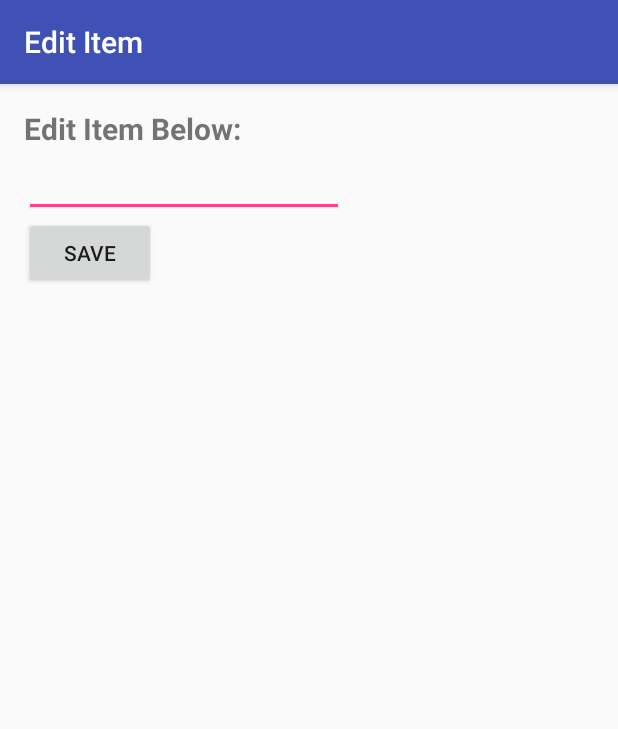
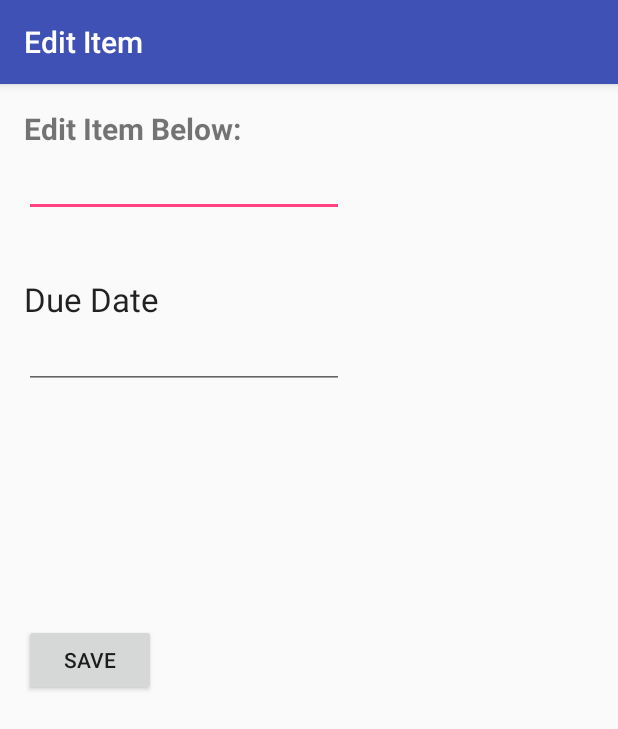
Before and after one commit to shrikant0013/android-todo, an Android app: the EditItemActivity screen opened directly, with no data from a screen before it, on a phone screen of 412 x 824 dp. Shown: the top 729 px of the screen. Run offline under Robolectric (Android 15) with nearby library versions, the phone set to English and light mode, and no system bars; 1 statement that could not run was skipped.

Commit message:
completion due date

```diff
--- a/app/src/main/AndroidManifest.xml
+++ b/app/src/main/AndroidManifest.xml
@@ -13,7 +13,7 @@
         <!-- add the following metadata for version and database name -->
         <meta-data
             android:name="AA_DB_NAME"
-            android:value="Todo.db" />
+            android:value="Todo2.db" />
         <meta-data
             android:name="AA_DB_VERSION"
             android:value="1" />
--- a/app/src/main/res/layout/activity_edit_item.xml
+++ b/app/src/main/res/layout/activity_edit_item.xml
@@ -34,6 +34,27 @@
         android:text="@string/btn_save_item_label"
         android:id="@+id/btnSaveEdit"
         android:onClick="onSaveItem"
+        android:layout_centerVertical="true"
+        android:layout_alignParentStart="true" />
+
+    <TextView
+        android:layout_width="wrap_content"
+        android:layout_height="wrap_content"
+        android:textAppearance="?android:attr/textAppearanceLarge"
+        android:text="@string/duedate"
+        android:id="@+id/tvDueDate"
         android:layout_below="@+id/etEditItem"
-        android:layout_alignParentStart="true" />
+        android:layout_alignParentStart="true"
+        android:layout_marginTop="40dp" />
+
+    <EditText
+        android:layout_width="wrap_content"
+        android:layout_height="wrap_content"
+        android:inputType="date"
+        android:ems="10"
+        android:id="@+id/etDueDate"
+        android:layout_below="@+id/tvDueDate"
+        android:layout_alignParentStart="true"
+        android:onClick="showDatePickerDialog"/>
+
 </RelativeLayout>
--- a/app/src/main/res/layout/activity_main.xml
+++ b/app/src/main/res/layout/activity_main.xml
@@ -7,7 +7,7 @@
     android:paddingLeft="@dimen/activity_horizontal_margin"
     android:paddingRight="@dimen/activity_horizontal_margin"
     android:paddingTop="@dimen/activity_vertical_margin"
-    tools:context="com.shrikant.todoapp.MainActivity">
+    tools:context="drawable.MainActivity">
 
     <Button
         android:layout_width="wrap_content"
--- a/app/src/main/res/values/strings.xml
+++ b/app/src/main/res/values/strings.xml
@@ -10,4 +10,7 @@
     <string name="tv_due_date_label">Due Date</string>
     <string name="et_task_notes_label">Task Notes</string>
     <string name="tv_task_notes_label">Task Notes</string>
+    <string name="duedate">Due Date</string>
+    <string name="duedatemainview">due</string>
+    <string name="itemnamemainview">item</string>
 </resources>
```
Also changed, not shown: app/src/main/java/com/shrikant/todoapp/DatePickerFragment.java (added, +37 -0 lines), app/src/main/java/com/shrikant/todoapp/EditItemActivity.java (+24 -0 lines), app/src/main/java/com/shrikant/todoapp/Item.java (+18 -0 lines), app/src/main/java/com/shrikant/todoapp/ItemsAdapter.java (+18 -0 lines), app/src/main/java/com/shrikant/todoapp/MainActivity.java (+24 -0 lines), app/src/main/res/layout/item.xml (+11 -1 lines).
